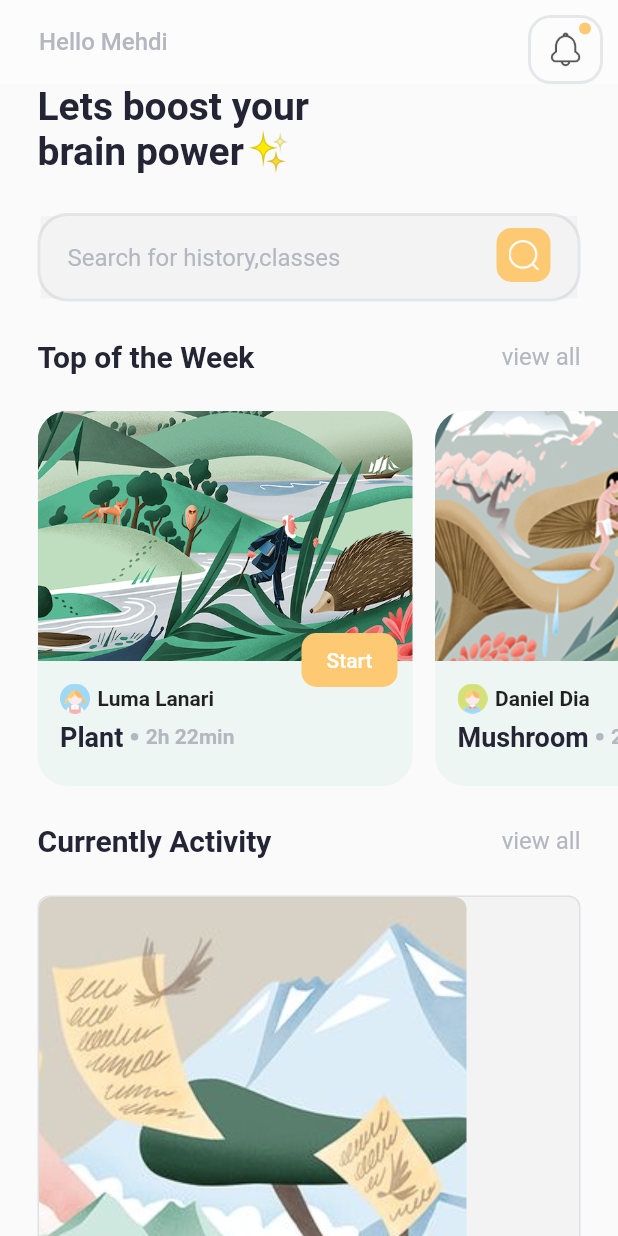
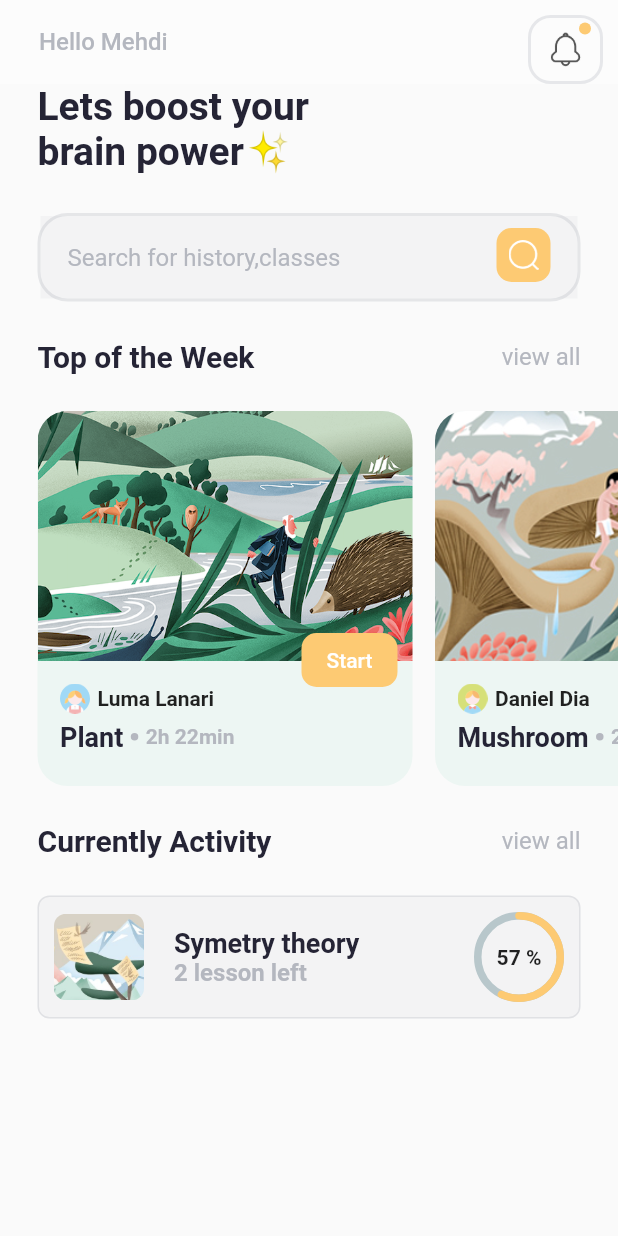
Before and after one commit to MeTi-DeV/course-app-flutter-UI, a Flutter app: the screen it shows after launch, on a phone screen of 412 x 824 dp. Run offline on Flutter 3.47's test engine with Material 2 defaults, Android fonts, the phone set to English and light mode, and no system bars; drawn by our look-alikes of percent_indicator.

Commit message:
complete home page

```diff
--- a/lib/screens/home/widgets/active_course.dart
+++ b/lib/screens/home/widgets/active_course.dart
@@ -1,6 +1,7 @@
 import 'package:course_app/constants/colors.dart';
 import 'package:course_app/screens/home/widgets/category_title.dart';
 import 'package:flutter/material.dart';
+import 'package:percent_indicator/percent_indicator.dart';
 
 class ActiveCourse extends StatelessWidget {
   @override
@@ -10,16 +11,65 @@ class ActiveCourse extends StatelessWidget {
         children: [
           CategoryTitle('Currently Activity', 'view all'),
           Container(
+            padding: EdgeInsets.all(10),
             margin: EdgeInsets.all(25),
             decoration: BoxDecoration(
                 color: kFontLight.withOpacity(0.1),
                 border:
                     Border.all(color: kFontLight.withOpacity(0.3), width: 1),
                 borderRadius: BorderRadius.circular(8)),
-                child: Row(children: [
-                  ClipRRect(borderRadius: BorderRadius.circular(8),
-                  child: Image.asset('assets/images/progress.png'),)
-                ],),
+            child: Row(
+              mainAxisAlignment: MainAxisAlignment.spaceBetween,
+              children: [
+                Row(
+                  children: [
+                    ClipRRect(
+                      borderRadius: BorderRadius.circular(8),
+                      child: Image.asset(
+                        'assets/images/progress.png',
+                        width: 60,
+                      ),
+                    ),
+                    SizedBox(
+                      width: 20,
+                    ),
+                    Column(
+                      crossAxisAlignment: CrossAxisAlignment.start,
+                      children: [
+                        Text(
+                          'Symetry theory',
+                          style: TextStyle(
+                              color: kFont,
+                              fontWeight: FontWeight.bold,
+                              fontSize: 18),
+                        ),
+                        Text(
+                          '2 lesson left',
+                          style: TextStyle(
+                            fontSize: 16,
+                            fontWeight: FontWeight.bold,
+                            color: kFontLight,
+                          ),
+                        )
+                      ],
+                    ),
+                  ],
+                ),
+                CircularPercentIndicator(
+                  animation: true,
+                  animationDuration: 1000,
+                 circularStrokeCap: CircularStrokeCap.round,
+                  radius: 30.0,
+                  lineWidth: 5,
+                  percent: 0.57,
+                  center: Text(
+                    '57 %',
+                    style: TextStyle(fontWeight: FontWeight.bold),
+                  ),
+                  progressColor: kAccent,
+                ),
+              ],
+            ),
           )
         ],
       ),
--- a/pubspec.yaml
+++ b/pubspec.yaml
@@ -34,6 +34,7 @@ dependencies:
   # The following adds the Cupertino Icons font to your application.
   # Use with the CupertinoIcons class for iOS style icons.
   cupertino_icons: ^1.0.2
+  percent_indicator: ^4.0.0
 
 dev_dependencies:
   flutter_test:
```
Also changed, not shown: lib/screens/home/home.dart (+6 -1 lines), pubspec.lock.
